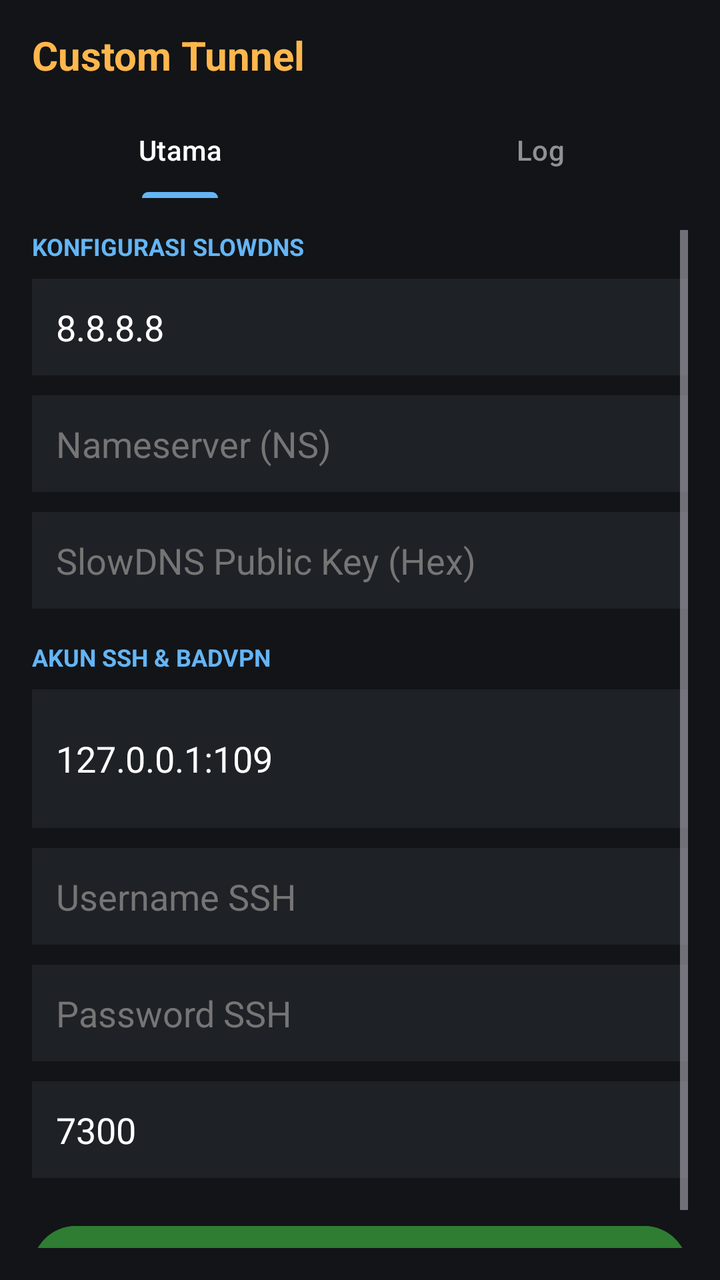
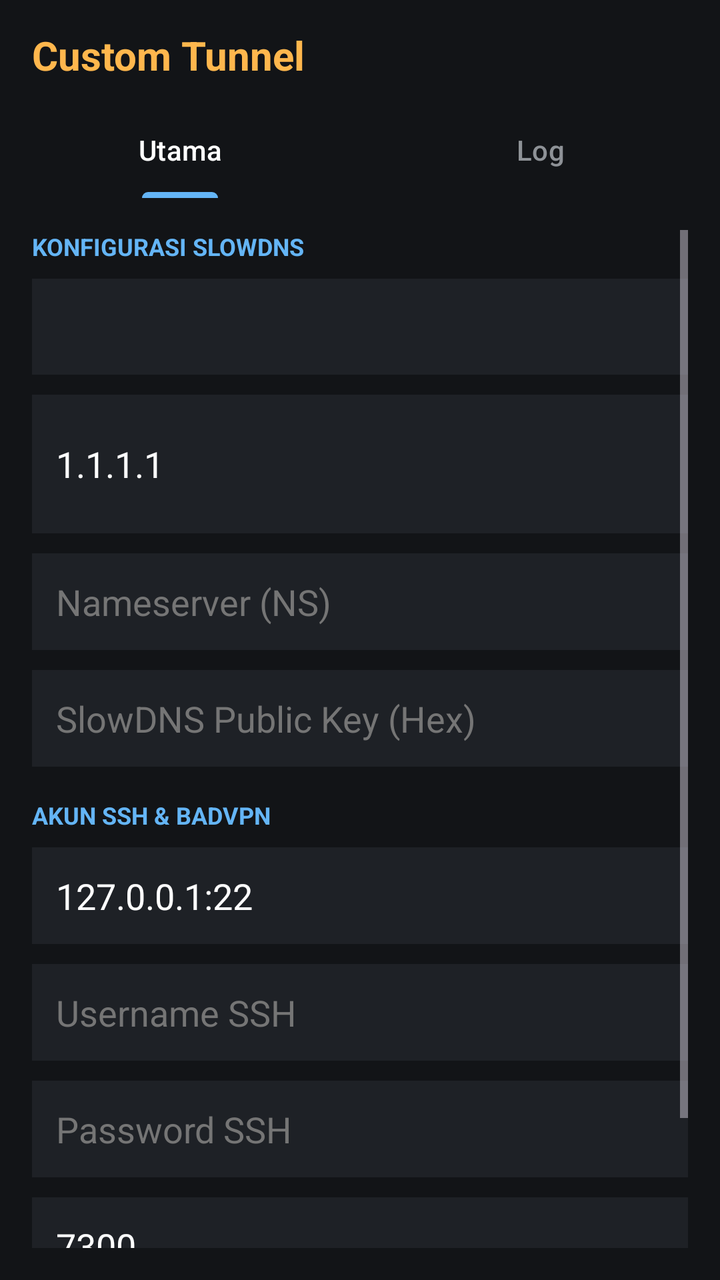

Compare the two renders of this Android layout. The source of the first and the diff that turns it into the second are given below.
<!-- AndroidManifest.xml: application theme Theme.Material3.Dark.NoActionBar -->
<!-- res/layout/activity_main.xml -->
<?xml version="1.0" encoding="utf-8"?>
<LinearLayout xmlns:android="http://schemas.android.com/apk/res/android"
    xmlns:app="http://schemas.android.com/apk/res-auto"
    android:layout_width="match_parent"
    android:layout_height="match_parent"
    android:orientation="vertical"
    android:fitsSystemWindows="true"
    android:background="#121417">

    <TextView
        android:layout_width="match_parent"
        android:layout_height="wrap_content"
        android:text="Custom Tunnel"
        android:textColor="#FFB74D"
        android:textSize="20sp"
        android:textStyle="bold"
        android:paddingStart="16dp"
        android:paddingEnd="16dp"
        android:paddingTop="14dp"
        android:paddingBottom="10dp" />

    <com.google.android.material.tabs.TabLayout
        android:id="@+id/tabLayout"
        android:layout_width="match_parent"
        android:layout_height="wrap_content"
        android:background="#121417"
        app:tabTextColor="#8E9297"
        app:tabSelectedTextColor="#FFFFFF"
        app:tabIndicatorColor="#64B5F6">

        <com.google.android.material.tabs.TabItem
            android:layout_width="wrap_content"
            android:layout_height="wrap_content"
            android:text="Utama" />

        <com.google.android.material.tabs.TabItem
            android:layout_width="wrap_content"
            android:layout_height="wrap_content"
            android:text="Log" />
    </com.google.android.material.tabs.TabLayout>

    
    <ScrollView
        android:id="@+id/layoutUtama"
        android:layout_width="match_parent"
        android:layout_height="match_parent"
        android:padding="16dp">

        <LinearLayout
            android:layout_width="match_parent"
            android:layout_height="wrap_content"
            android:orientation="vertical">

            <TextView
                android:layout_width="wrap_content"
                android:layout_height="wrap_content"
                android:text="KONFIGURASI SLOWDNS"
                android:textColor="#64B5F6"
                android:textStyle="bold"
                android:textSize="12sp"
                android:layout_marginBottom="8dp" />

            <EditText
                android:id="@+id/etDns"
                android:layout_width="match_parent"
                android:layout_height="wrap_content"
                android:hint="DNS Resolver (contoh: 8.8.8.8)"
                android:text="8.8.8.8"
                android:textColor="#FFFFFF"
                android:textColorHint="#757575"
                android:background="#1E2126"
                android:padding="12dp"
                android:layout_marginBottom="10dp" />

            <EditText
                android:id="@+id/etNs"
                android:layout_width="match_parent"
                android:layout_height="wrap_content"
                android:hint="Nameserver (NS)"
                android:textColor="#FFFFFF"
                android:textColorHint="#757575"
                android:background="#1E2126"
                android:padding="12dp"
                android:layout_marginBottom="10dp" />

            <EditText
                android:id="@+id/etPubkey"
                android:layout_width="match_parent"
                android:layout_height="wrap_content"
                android:hint="SlowDNS Public Key (Hex)"
                android:textColor="#FFFFFF"
                android:textColorHint="#757575"
                android:background="#1E2126"
                android:padding="12dp"
                android:layout_marginBottom="16dp" />

            <TextView
                android:layout_width="wrap_content"
                android:layout_height="wrap_content"
                android:text="AKUN SSH &amp; BADVPN"
                android:textColor="#64B5F6"
                android:textStyle="bold"
                android:textSize="12sp"
                android:layout_marginBottom="8dp" />

            <EditText
                android:id="@+id/etSshHostPort"
                android:layout_width="match_parent"
                android:layout_height="wrap_content"
                android:hint="SSH Host:Port (contoh: 127.0.0.1:109)"
                android:text="127.0.0.1:109"
                android:textColor="#FFFFFF"
                android:textColorHint="#757575"
                android:background="#1E2126"
                android:padding="12dp"
                android:layout_marginBottom="10dp" />

            <EditText
                android:id="@+id/etSshUser"
                android:layout_width="match_parent"
                android:layout_height="wrap_content"
                android:hint="Username SSH"
                android:textColor="#FFFFFF"
                android:textColorHint="#757575"
                android:background="#1E2126"
                android:padding="12dp"
                android:layout_marginBottom="10dp" />

            <EditText
                android:id="@+id/etSshPass"
                android:layout_width="match_parent"
                android:layout_height="wrap_content"
                android:hint="Password SSH"
                android:inputType="textPassword"
                android:textColor="#FFFFFF"
                android:textColorHint="#757575"
                android:background="#1E2126"
                android:padding="12dp"
                android:layout_marginBottom="10dp" />

            <EditText
                android:id="@+id/etUdpgw"
                android:layout_width="match_parent"
                android:layout_height="wrap_content"
                android:hint="Port BadVPN UDPGW (default: 7300)"
                android:text="7300"
                android:inputType="number"
                android:textColor="#FFFFFF"
                android:textColorHint="#757575"
                android:background="#1E2126"
                android:padding="12dp"
                android:layout_marginBottom="20dp" />

            <Button
                android:id="@+id/btnConnect"
                android:layout_width="match_parent"
                android:layout_height="52dp"
                android:text="HUBUNGKAN"
                android:textStyle="bold"
                android:textColor="#FFFFFF"
                android:backgroundTint="#2E7D32" />
        </LinearLayout>
    </ScrollView>

    
    <ScrollView
        android:id="@+id/layoutLog"
        android:layout_width="match_parent"
        android:layout_height="match_parent"
        android:padding="12dp"
        android:visibility="gone">

        <TextView
            android:id="@+id/tvLogs"
            android:layout_width="match_parent"
            android:layout_height="wrap_content"
            android:fontFamily="monospace"
            android:textSize="12sp"
            android:lineSpacingExtra="4dp"
            android:textColor="#E0E0E0" />
    </ScrollView>

</LinearLayout>
<!-- resources referenced by this layout -->
<resources>

</resources>

<!-- the commit's change to res/layout/activity_main.xml (unified diff, before → after) -->
@@ -39,7 +39,6 @@
             android:text="Log" />
     </com.google.android.material.tabs.TabLayout>
 
-    
     <ScrollView
         android:id="@+id/layoutUtama"
         android:layout_width="match_parent"
@@ -60,12 +59,21 @@
                 android:textSize="12sp"
                 android:layout_marginBottom="8dp" />
 
+            <Spinner
+                android:id="@+id/spDnsType"
+                android:layout_width="match_parent"
+                android:layout_height="48dp"
+                android:background="#1E2126"
+                android:paddingStart="12dp"
+                android:paddingEnd="12dp"
+                android:layout_marginBottom="10dp" />
+
             <EditText
                 android:id="@+id/etDns"
                 android:layout_width="match_parent"
                 android:layout_height="wrap_content"
-                android:hint="DNS Resolver (contoh: 8.8.8.8)"
-                android:text="8.8.8.8"
+                android:hint="DNS Resolver (8.8.8.8, tcp://1.1.1.1, https://...)"
+                android:text="1.1.1.1"
                 android:textColor="#FFFFFF"
                 android:textColorHint="#757575"
                 android:background="#1E2126"
@@ -107,8 +115,8 @@
                 android:id="@+id/etSshHostPort"
                 android:layout_width="match_parent"
                 android:layout_height="wrap_content"
-                android:hint="SSH Host:Port (contoh: 127.0.0.1:109)"
-                android:text="127.0.0.1:109"
+                android:hint="SSH Host:Port (contoh: 127.0.0.1:22)"
+                android:text="127.0.0.1:22"
                 android:textColor="#FFFFFF"
                 android:textColorHint="#757575"
                 android:background="#1E2126"
@@ -162,7 +170,6 @@
         </LinearLayout>
     </ScrollView>
 
-    
     <ScrollView
         android:id="@+id/layoutLog"
         android:layout_width="match_parent"
